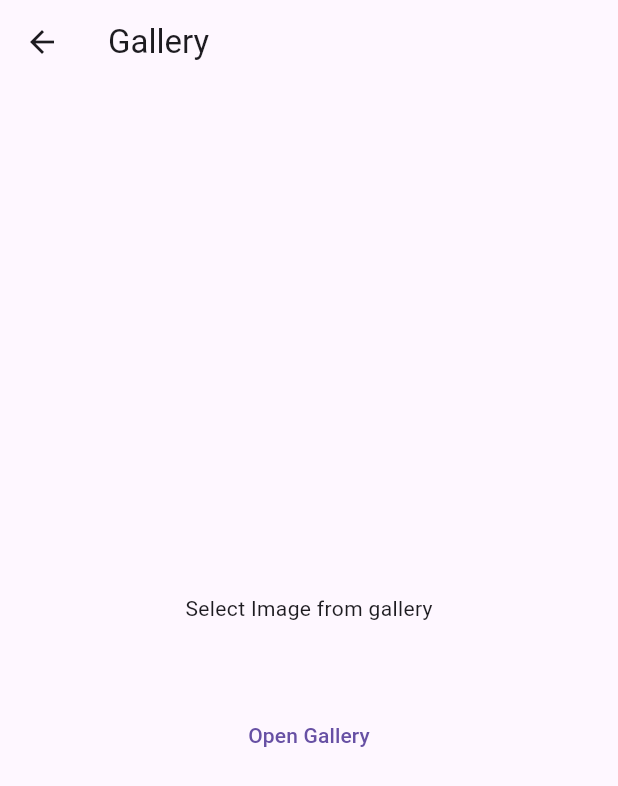
After one commit to fahad686/quick_qr, a Flutter app: the QrImageFromGallery screen opened directly, after a tap on "Open Gallery", on a phone screen of 412 x 824 dp. The commit adds this screen. Shown: the top 786 px of the screen. Run offline on Flutter 3.47's test engine with Material 3 defaults, Android fonts, the phone set to English and light mode, and no system bars; our stand-ins replace device_info_plus, flutter_riverpod, fluttertoast, image_picker, permission_handler, qr_flutter; missing offline and left inert: google_ml_kit, google_mlkit_text_recognition, mobile_scanner, saver_gallery.

Commit message:
5th commit

```diff
--- /dev/null
+++ b/lib/view/qr_image_from_gallery.dart
@@ -0,0 +1,107 @@
+import 'dart:io';
+import 'package:flutter/material.dart';
+import 'package:google_ml_kit/google_ml_kit.dart';
+import 'package:image_picker/image_picker.dart';
+import 'package:quick_qr/view/gallery_image_scan.dart';
+
+class QrImageFromGallery extends StatefulWidget {
+  QrImageFromGallery({super.key});
+
+  @override
+  State<QrImageFromGallery> createState() => _QrImageFromGalleryState();
+}
+
+class _QrImageFromGalleryState extends State<QrImageFromGallery> {
+  bool text = false;
+
+  ///picimage function
+  File? _image;
+  final ImagePicker _picker = ImagePicker();
+  Future<void> pickQr() async {
+    final PickedFile = await _picker.pickImage(source: ImageSource.gallery);
+
+    if (PickedFile != null) {
+      setState(() {
+        _image = File(PickedFile.path);
+      });
+
+      scanQrImage(File(PickedFile.path));
+    }
+  }
+
+  ///Scan Qr image Function
+  String scannedData = "";
+  Future<void> scanQrImage(File image) async {
+    final inputimage = InputImage.fromFile(image);
+    final barcodeScan = BarcodeScanner();
+    try {
+      final List<Barcode> barcode = await barcodeScan.processImage(inputimage);
+      if (barcode.isEmpty) {
+        print("No QR code found.");
+        setState(() {
+          scannedData = "Please Select a QR Code Image.";
+        });
+      } else {
+        for (Barcode barcode in barcode) {
+          final String qrCodeData = barcode.displayValue ?? "";
+
+          print("Scanned QR Code: $qrCodeData");
+
+          setState(() {
+            scannedData = qrCodeData;
+          });
+
+          Future.delayed(Duration(seconds: 2), () {
+            Navigator.push(
+                context,
+                MaterialPageRoute(
+                    builder: (context) =>
+                        GalleryImageScan(newdata: qrCodeData)));
+          });
+        }
+      }
+    } catch (e) {
+      print(e);
+    }
+  }
+
+  @override
+  Widget build(BuildContext context) {
+    return Scaffold(
+      appBar: AppBar(
+        title: Text("Gallery"),
+      ),
+      body: Column(
+        mainAxisAlignment: MainAxisAlignment.center,
+        children: [
+          SizedBox(height: 30),
+          Center(
+            child: text == true
+                ? Text("QR Code Scanning....")
+                : Text("Select Image from gallery"),
+          ),
+          SizedBox(height: 30),
+          if (_image != null)
+            Center(
+              child: Container(
+                height: 500,
+                child: Image.file(_image!),
+              ),
+            ),
+          Text(
+            scannedData,
+            style: TextStyle(color: Colors.red),
+          ),
+          Center(
+            child: TextButton(
+                onPressed: () {
+                  pickQr();
+                  text = true;
+                },
+                child: Text("Open Gallery")),
+          ),
+        ],
+      ),
+    );
+  }
+}
--- a/pubspec.yaml
+++ b/pubspec.yaml
@@ -43,6 +43,10 @@ dependencies:
   device_info_plus: ^10.1.2
   saver_gallery: ^3.0.6
   fluttertoast: ^8.2.8
+  image_picker: ^1.1.2
+  google_ml_kit: ^0.18.1
+
+
 
 dev_dependencies:
   flutter_test:
```
Also changed, not shown: lib/view/camera_scan_screen.dart (added, +141 -0 lines), lib/view/convert_image_text.dart (added, +142 -0 lines), lib/view/gallery_image_scan.dart (added, +101 -0 lines), lib/view/gen_qr_screen.dart (+61 -10 lines), lib/view/qr_scanner.dart (+8 -52 lines), lib/view_model/qr_scanner.dart (+24 -9 lines), pubspec.lock, 5 other files.
